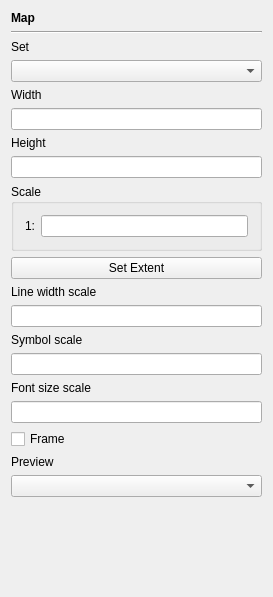
Old version of the form src/ui/qgscomposermapbase.ui in the repository qgis/QGIS.
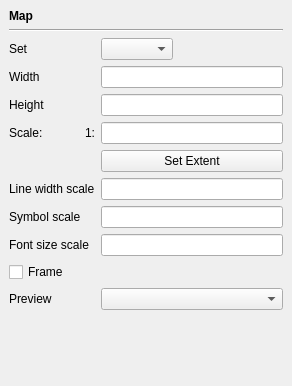
New version of the form.

Commit message: Fix for ticket #772 (map composer details pane displays incorrectly). Detail panes for all map composer items tidied up and rearranged to use less vertical space. Replaced Q3 widgets by Qt4 widgets

```diff
--- a/src/ui/qgscomposermapbase.ui
+++ b/src/ui/qgscomposermapbase.ui
@@ -5,12 +5,14 @@
    <rect>
     <x>0</x>
     <y>0</y>
-    <width>271</width>
-    <height>597</height>
+    <width>292</width>
+    <height>386</height>
    </rect>
   </property>
   <property name="sizePolicy" >
-   <sizepolicy vsizetype="Expanding" hsizetype="Expanding" >
+   <sizepolicy>
+    <hsizetype>7</hsizetype>
+    <vsizetype>7</vsizetype>
     <horstretch>0</horstretch>
     <verstretch>0</verstretch>
    </sizepolicy>
@@ -18,15 +20,135 @@
   <property name="windowTitle" >
    <string>Map options</string>
   </property>
-  <layout class="QVBoxLayout" >
-   <item>
-    <widget class="QLabel" name="mNameLabel" >
+  <layout class="QGridLayout" >
+   <property name="margin" >
+    <number>9</number>
+   </property>
+   <property name="spacing" >
+    <number>6</number>
+   </property>
+   <item row="12" column="2" >
+    <spacer>
+     <property name="orientation" >
+      <enum>Qt::Vertical</enum>
+     </property>
+     <property name="sizeHint" >
+      <size>
+       <width>20</width>
+       <height>40</height>
+      </size>
+     </property>
+    </spacer>
+   </item>
+   <item row="6" column="0" colspan="2" >
+    <widget class="QLabel" name="label_3" >
+     <property name="sizePolicy" >
+      <sizepolicy>
+       <hsizetype>7</hsizetype>
+       <vsizetype>5</vsizetype>
+       <horstretch>0</horstretch>
+       <verstretch>0</verstretch>
+      </sizepolicy>
+     </property>
      <property name="text" >
-      <string>&lt;b>Map&lt;/b></string>
+      <string/>
      </property>
     </widget>
    </item>
-   <item>
+   <item row="6" column="2" >
+    <widget class="QPushButton" name="mSetCurrentExtentButton" >
+     <property name="sizePolicy" >
+      <sizepolicy>
+       <hsizetype>7</hsizetype>
+       <vsizetype>0</vsizetype>
+       <horstretch>0</horstretch>
+       <verstretch>0</verstretch>
+      </sizepolicy>
+     </property>
+     <property name="toolTip" >
+      <string>Set map extent to current extent in QGIS map canvas</string>
+     </property>
+     <property name="text" >
+      <string>Set Extent</string>
+     </property>
+    </widget>
+   </item>
+   <item row="5" column="1" >
+    <widget class="QLabel" name="label" >
+     <property name="text" >
+      <string>1:</string>
+     </property>
+     <property name="alignment" >
+      <set>Qt::AlignRight|Qt::AlignTrailing|Qt::AlignVCenter</set>
+     </property>
+    </widget>
+   </item>
+   <item row="5" column="0" >
+    <widget class="QLabel" name="label_2" >
+     <property name="sizePolicy" >
+      <sizepolicy>
+       <hsizetype>5</hsizetype>
+       <vsizetype>5</vsizetype>
+       <horstretch>0</horstretch>
+       <verstretch>0</verstretch>
+      </sizepolicy>
+     </property>
+     <property name="text" >
+      <string>Scale:</string>
+     </property>
+    </widget>
+   </item>
+   <item row="9" column="2" >
+    <widget class="QLineEdit" name="mFontScaleLineEdit" />
+   </item>
+   <item row="8" column="2" >
+    <widget class="QLineEdit" name="mSymbolScaleLineEdit" />
+   </item>
+   <item row="7" column="2" >
+    <widget class="QLineEdit" name="mWidthScaleLineEdit" >
+     <property name="enabled" >
+      <bool>true</bool>
+     </property>
+     <property name="toolTip" >
+      <string>Width of one unit in millimeters</string>
+     </property>
+    </widget>
+   </item>
+   <item row="5" column="2" >
+    <widget class="QLineEdit" name="mScaleLineEdit" />
+   </item>
+   <item row="2" column="2" >
+    <widget class="QComboBox" name="mCalculateComboBox" >
+     <property name="enabled" >
+      <bool>true</bool>
+     </property>
+     <property name="sizePolicy" >
+      <sizepolicy>
+       <hsizetype>0</hsizetype>
+       <vsizetype>0</vsizetype>
+       <horstretch>0</horstretch>
+       <verstretch>0</verstretch>
+      </sizepolicy>
+     </property>
+     <property name="minimumSize" >
+      <size>
+       <width>0</width>
+       <height>0</height>
+      </size>
+     </property>
+    </widget>
+   </item>
+   <item row="2" column="0" >
+    <widget class="QLabel" name="textLabel1_3" >
+     <property name="text" >
+      <string>Set</string>
+     </property>
+     <property name="buddy" >
+      <cstring>mCalculateComboBox</cstring>
+     </property>
+    </widget>
+   </item>
+   <item row="1" column="0" colspan="3" >
     <widget class="Line" name="line1" >
      <property name="frameShape" >
       <enum>QFrame::HLine</enum>
@@ -39,49 +161,17 @@
      </property>
     </widget>
    </item>
-   <item>
-    <widget class="QLabel" name="textLabel1_3" >
+   <item row="0" column="0" colspan="3" >
+    <widget class="QLabel" name="mNameLabel" >
      <property name="text" >
-      <string>Set</string>
+      <string>&lt;b>Map&lt;/b></string>
      </property>
      <property name="buddy" >
       <cstring>mCalculateComboBox</cstring>
      </property>
     </widget>
    </item>
-   <item>
-    <widget class="QComboBox" name="mCalculateComboBox" >
-     <property name="enabled" >
-      <bool>true</bool>
-     </property>
-     <property name="sizePolicy" >
-      <sizepolicy vsizetype="Fixed" hsizetype="Expanding" >
-       <horstretch>0</horstretch>
-       <verstretch>0</verstretch>
-      </sizepolicy>
-     </property>
-     <property name="minimumSize" >
-      <size>
-       <width>0</width>
-       <height>0</height>
-      </size>
-     </property>
-    </widget>
-   </item>
-   <item>
-    <widget class="QLabel" name="textLabel1" >
-     <property name="text" >
-      <string>Width</string>
-     </property>
-     <property name="buddy" >
-      <cstring>mWidthLineEdit</cstring>
-     </property>
-    </widget>
-   </item>
-   <item>
-    <widget class="QLineEdit" name="mWidthLineEdit" />
-   </item>
-   <item>
+   <item row="4" column="0" >
     <widget class="QLabel" name="textLabel2" >
      <property name="text" >
       <string>Height</string>
@@ -91,45 +181,23 @@
      </property>
     </widget>
    </item>
-   <item>
+   <item row="4" column="2" >
     <widget class="QLineEdit" name="mHeightLineEdit" />
    </item>
-   <item>
-    <widget class="QGroupBox" name="groupBox" >
-     <property name="title" >
-      <string>Scale</string>
-     </property>
-     <layout class="QHBoxLayout" >
-      <item>
-       <widget class="QLabel" name="label" >
-        <property name="text" >
-         <string>1:</string>
-        </property>
-       </widget>
-      </item>
-      <item>
-       <widget class="QLineEdit" name="mScaleLineEdit" />
-      </item>
-     </layout>
-    </widget>
-   </item>
-   <item>
-    <widget class="QPushButton" name="mSetCurrentExtentButton" >
-     <property name="sizePolicy" >
-      <sizepolicy vsizetype="Fixed" hsizetype="Expanding" >
-       <horstretch>0</horstretch>
-       <verstretch>0</verstretch>
-      </sizepolicy>
-     </property>
-     <property name="toolTip" >
-      <string>Set map extent to current extent in QGIS map canvas</string>
-     </property>
+   <item row="3" column="0" >
+    <widget class="QLabel" name="textLabel1" >
      <property name="text" >
-      <string>Set Extent</string>
+      <string>Width</string>
+     </property>
+     <property name="buddy" >
+      <cstring>mWidthLineEdit</cstring>
      </property>
     </widget>
    </item>
-   <item>
+   <item row="3" column="2" >
+    <widget class="QLineEdit" name="mWidthLineEdit" />
+   </item>
+   <item row="7" column="0" colspan="2" >
     <widget class="QLabel" name="textLabel1_4" >
      <property name="text" >
       <string>Line width scale</string>
@@ -139,17 +207,7 @@
      </property>
     </widget>
    </item>
-   <item>
-    <widget class="QLineEdit" name="mWidthScaleLineEdit" >
-     <property name="enabled" >
-      <bool>true</bool>
-     </property>
-     <property name="toolTip" >
-      <string>Width of one unit in millimeters</string>
-     </property>
-    </widget>
-   </item>
-   <item>
+   <item row="8" column="0" colspan="2" >
     <widget class="QLabel" name="textLabel1_2" >
      <property name="text" >
       <string>Symbol scale</string>
@@ -159,10 +217,7 @@
      </property>
     </widget>
    </item>
-   <item>
-    <widget class="QLineEdit" name="mSymbolScaleLineEdit" />
-   </item>
-   <item>
+   <item row="9" column="0" colspan="2" >
     <widget class="QLabel" name="textLabel2_2" >
      <property name="text" >
       <string>Font size scale</string>
@@ -172,17 +227,14 @@
      </property>
     </widget>
    </item>
-   <item>
-    <widget class="QLineEdit" name="mFontScaleLineEdit" />
-   </item>
-   <item>
+   <item row="10" column="0" colspan="3" >
     <widget class="QCheckBox" name="mFrameCheckBox" >
      <property name="text" >
       <string>Frame</string>
      </property>
     </widget>
    </item>
-   <item>
+   <item row="11" column="0" colspan="2" >
     <widget class="QLabel" name="textLabel1_5" >
      <property name="text" >
       <string>Preview</string>
@@ -192,32 +244,18 @@
      </property>
     </widget>
    </item>
-   <item>
+   <item row="11" column="2" >
     <widget class="QComboBox" name="mPreviewModeComboBox" >
      <property name="sizePolicy" >
-      <sizepolicy vsizetype="Fixed" hsizetype="Expanding" >
+      <sizepolicy>
+       <hsizetype>7</hsizetype>
+       <vsizetype>0</vsizetype>
        <horstretch>0</horstretch>
        <verstretch>0</verstretch>
       </sizepolicy>
      </property>
     </widget>
    </item>
-   <item>
-    <spacer>
-     <property name="orientation" >
-      <enum>Qt::Vertical</enum>
-     </property>
-     <property name="sizeType" >
-      <enum>QSizePolicy::Expanding</enum>
-     </property>
-     <property name="sizeHint" >
-      <size>
-       <width>251</width>
-       <height>151</height>
-      </size>
-     </property>
-    </spacer>
-   </item>
   </layout>
  </widget>
  <layoutdefault spacing="6" margin="11" />
```
Left out of the diff: 3 changed lines with no effect on the pictures. The commit also changes 5 other files.
